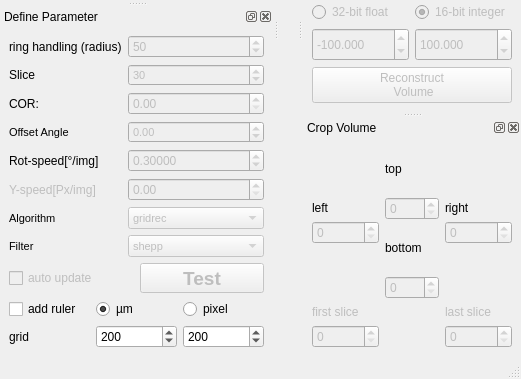
Above: BAMline_on_the_fly_CT-reco/on_the_fly_CT_reco_hdf_dock_widget.ui from HMarkoetter/BAMline_CT_preview_RECO before the change; both pictures show x 0 to 521 and y 299 to 678 of the 521 by 678 pixel window. Below: the same form after it.
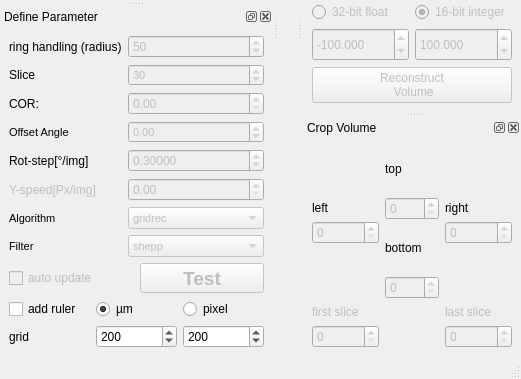
That is the form after the change.

Commit message: changed name rot-speed to rot-step as it is denoted in the CT-helper

```diff
--- a/BAMline_on_the_fly_CT-reco/on_the_fly_CT_reco_hdf_dock_widget.ui
+++ b/BAMline_on_the_fly_CT-reco/on_the_fly_CT_reco_hdf_dock_widget.ui
@@ -323,7 +323,7 @@
           </sizepolicy>
          </property>
          <property name="text">
-          <string>Rot-speed[°/img]</string>
+          <string>Rot-step[°/img]</string>
          </property>
         </widget>
        </item>
```
